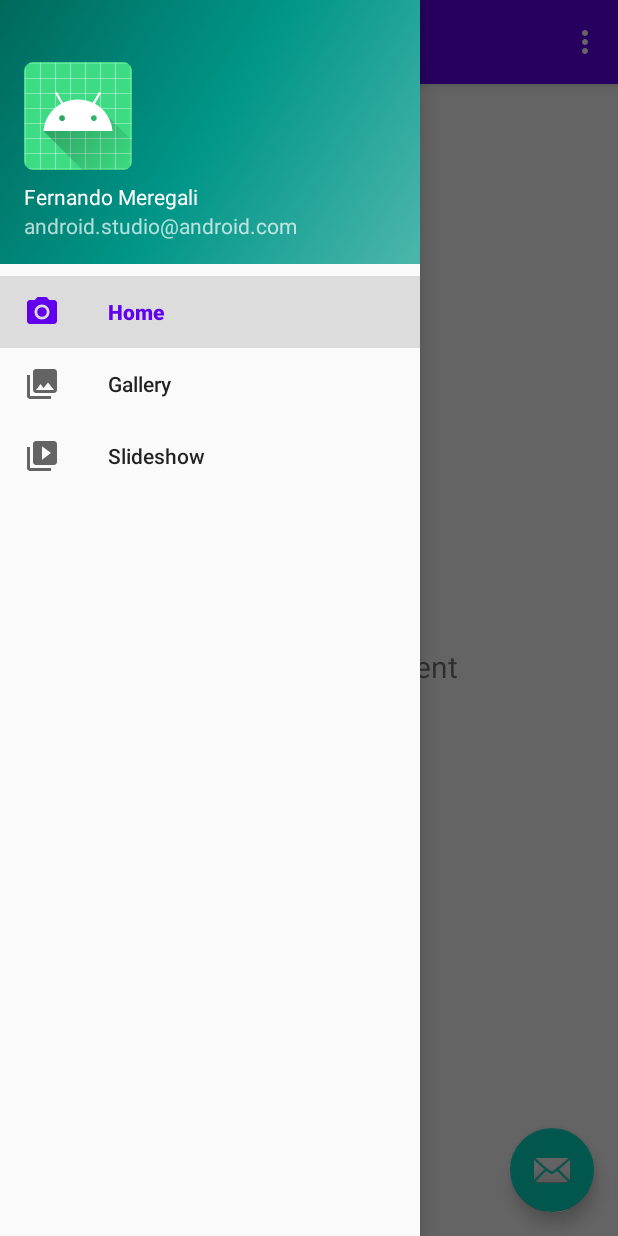
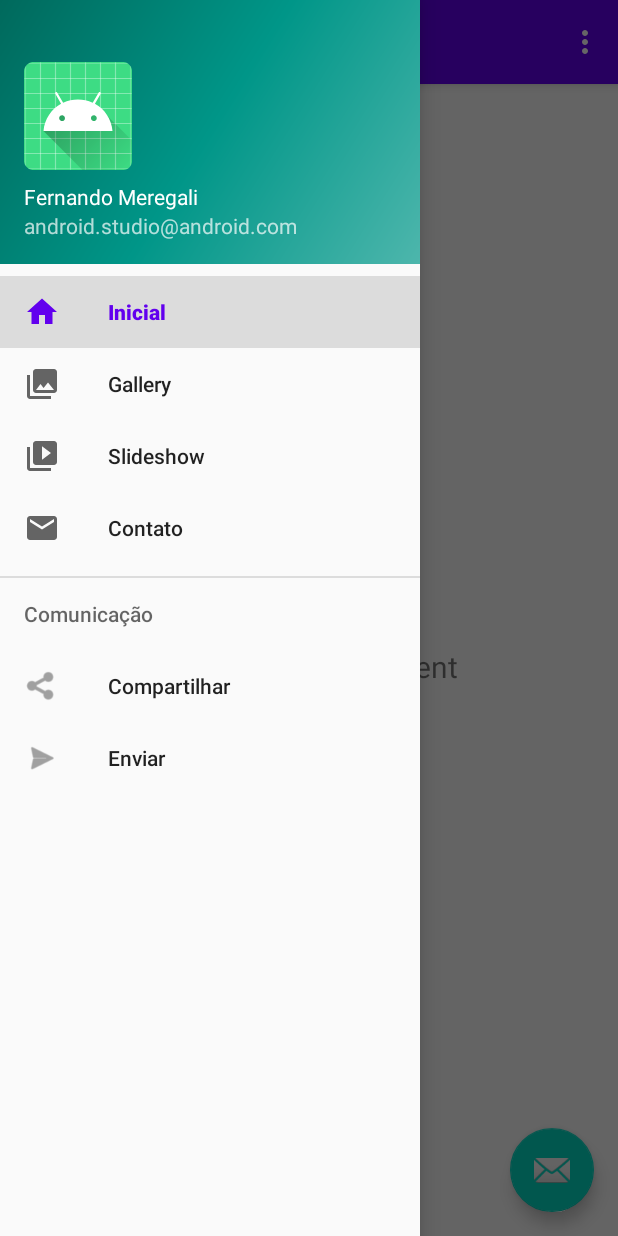
Before and after one commit to fernandomx/NavigationDrawer, an Android app: the screen it shows after launch (MainActivity), with the side drawer open, on a phone screen of 412 x 824 dp. Run offline under Robolectric (Android 15) with nearby library versions, the phone set to English and light mode, and no system bars; our stand-ins replace navigation-ui.

Commit message:
Update commit!

```diff
--- a/app/src/main/java/com/example/navigationdrawer/MainActivity.java
+++ b/app/src/main/java/com/example/navigationdrawer/MainActivity.java
@@ -47,9 +47,9 @@ public class MainActivity extends AppCompatActivity {
 
         // Passing each menu ID as a set of Ids because each
         // menu should be considered as top level destinations.
-
+        // Define configurações do NavigationDrawer
         mAppBarConfiguration = new AppBarConfiguration.Builder(
-                R.id.nav_home, R.id.nav_gallery, R.id.nav_slideshow)
+                R.id.nav_home, R.id.nav_gallery, R.id.nav_slideshow, R.id.nav_send, R.id.nav_contato)
                 .setDrawerLayout(drawer)
                 .build();
 
--- /dev/null
+++ b/app/src/main/res/drawable/ic_menu_home.xml
@@ -0,0 +1,9 @@
+<vector xmlns:android="http://schemas.android.com/apk/res/android"
+        android:width="24dp"
+        android:height="24dp"
+        android:viewportWidth="24.0"
+        android:viewportHeight="24.0">
+    <path
+        android:fillColor="#FF000000"
+        android:pathData="M10,20v-6h4v6h5v-8h3L12,3 2,12h3v8z"/>
+</vector>
--- /dev/null
+++ b/app/src/main/res/drawable/ic_nav_email.xml
@@ -0,0 +1,9 @@
+<vector xmlns:android="http://schemas.android.com/apk/res/android"
+        android:width="24dp"
+        android:height="24dp"
+        android:viewportWidth="24.0"
+        android:viewportHeight="24.0">
+    <path
+        android:fillColor="#FF000000"
+        android:pathData="M20,4L4,4c-1.1,0 -1.99,0.9 -1.99,2L2,18c0,1.1 0.9,2 2,2h16c1.1,0 2,-0.9 2,-2L22,6c0,-1.1 -0.9,-2 -2,-2zM20,8l-8,5 -8,-5L4,6l8,5 8,-5v2z"/>
+</vector>
--- a/app/src/main/res/menu/activity_main_drawer.xml
+++ b/app/src/main/res/menu/activity_main_drawer.xml
@@ -6,7 +6,7 @@
     <group android:checkableBehavior="single">
         <item
             android:id="@+id/nav_home"
-            android:icon="@drawable/ic_menu_camera"
+            android:icon="@drawable/ic_menu_home"
             android:title="@string/menu_home" />
         <item
             android:id="@+id/nav_gallery"
@@ -16,5 +16,28 @@
             android:id="@+id/nav_slideshow"
             android:icon="@drawable/ic_menu_slideshow"
             android:title="@string/menu_slideshow" />
+
+        <item
+            android:id="@+id/nav_contato"
+            android:icon="@drawable/ic_nav_email"
+            android:title="@string/menu_contato" />
+
+
     </group>
+
+    <item android:title="Comunicação">
+        <menu>
+            <item
+                android:id="@+id/nav_share"
+                android:icon="@drawable/ic_menu_share"
+                android:title="Compartilhar" />
+            <item
+            android:id="@+id/nav_send"
+            android:icon="@drawable/ic_menu_send"
+            android:title="Enviar" />
+
+            </menu>
+    </item>
+
+
 </menu>
--- a/app/src/main/res/values/strings.xml
+++ b/app/src/main/res/values/strings.xml
@@ -6,10 +6,14 @@
     <string name="nav_header_subtitle">android.studio@android.com</string>
     <string name="nav_header_desc">Navigation header</string>
     <string name="action_settings">Settings</string>
+    <string name="menu_contato">Contato</string>
 
-    <string name="menu_home">Home</string>
+    <string name="menu_home">Inicial</string>
     <string name="menu_gallery">Gallery</string>
     <string name="menu_slideshow">Slideshow</string>
 
     <string name="home_second">Home Second</string>
+
+    <!-- TODO: Remove or change this placeholder text -->
+    <string name="hello_blank_fragment">Hello blank fragment</string>
 </resources>
```
Also changed, not shown: app/src/main/java/com/example/navigationdrawer/ui/contato/ContatoFragment.java (added, +29 -0 lines), app/src/main/res/layout/fragment_contato.xml (added, +18 -0 lines), app/src/main/res/navigation/mobile_navigation.xml (+7 -0 lines).
